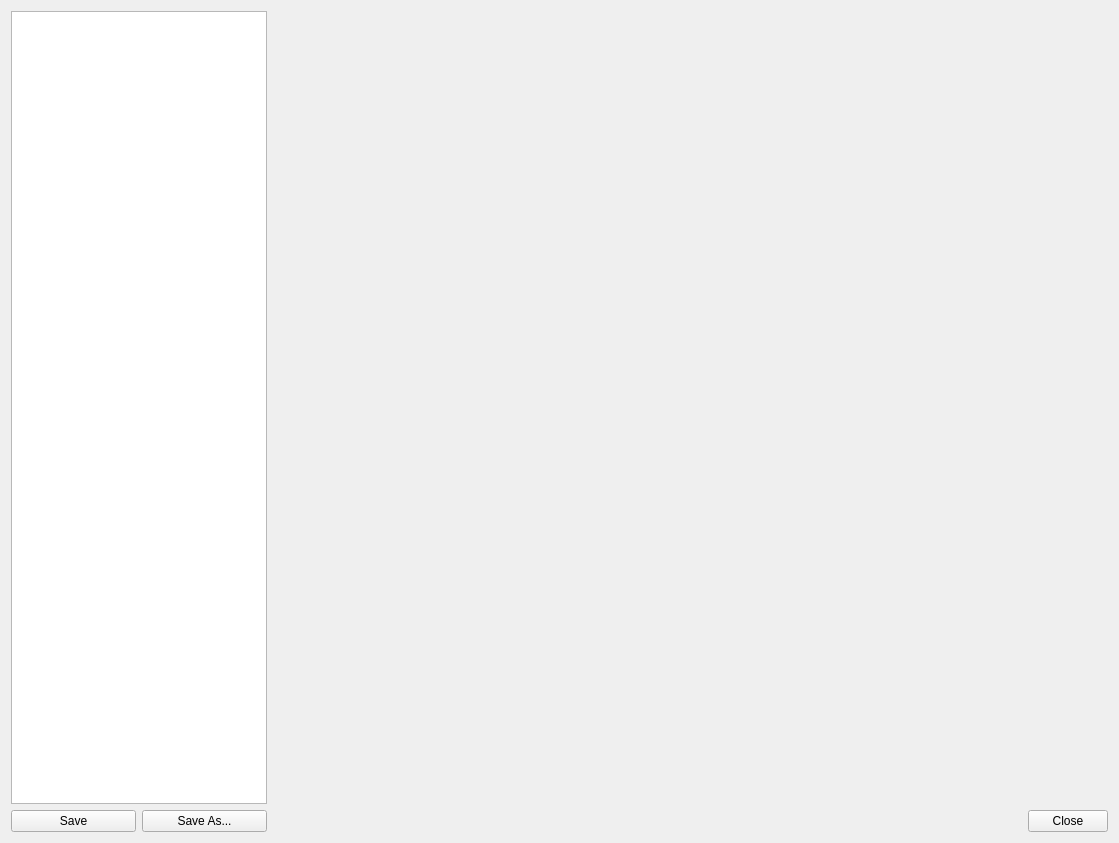
Before: the Qt Designer form src/libs/recorder/ui/studyconfigurationdialog.ui in mannd/epsimulator, drawn with Qt 5.
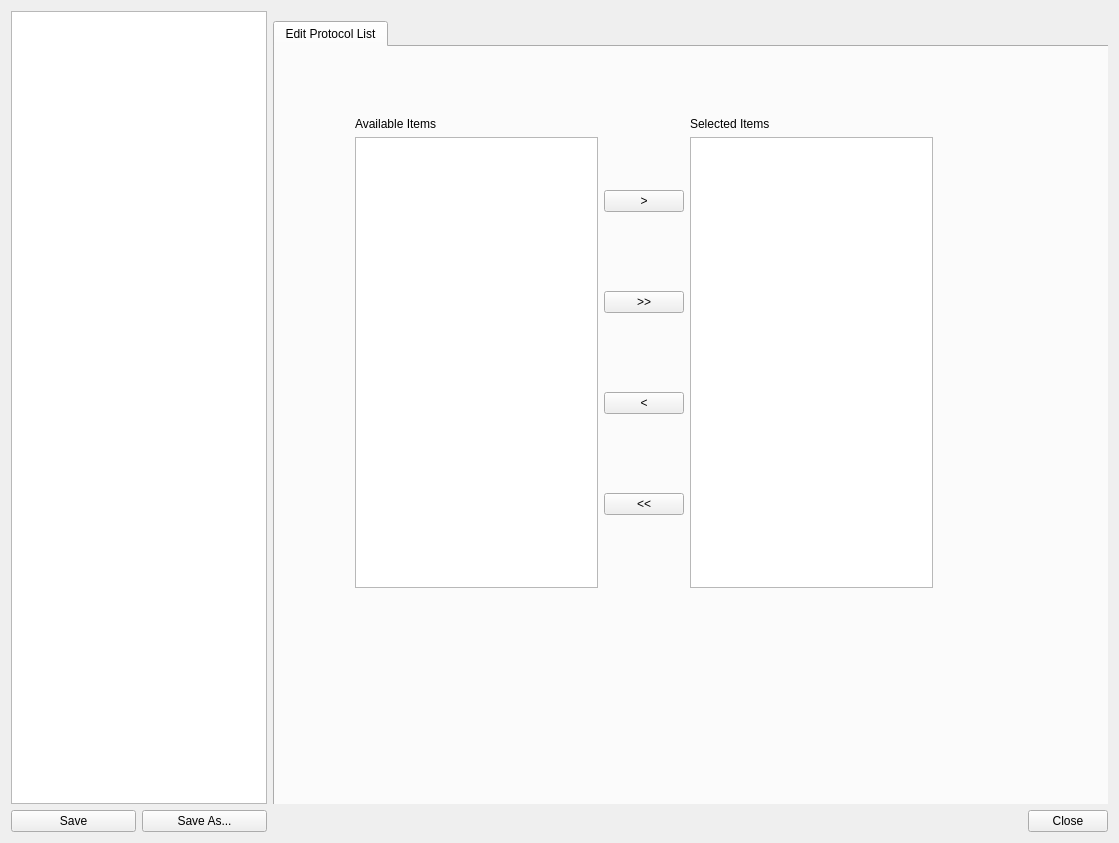
After: the same form once the commit is applied. The open tabs and pages were chosen to show the change.

Commit message: added FocalPoint enum to Protocol class

```diff
--- a/src/libs/recorder/ui/studyconfigurationdialog.ui
+++ b/src/libs/recorder/ui/studyconfigurationdialog.ui
@@ -651,7 +651,111 @@
       </layout>
      </widget>
      <widget class="QWidget" name="measurementsPage"/>
-     <widget class="QWidget" name="protocolListPage"/>
+     <widget class="QWidget" name="protocolListPage">
+      <widget class="QTabWidget" name="tabWidget_2">
+       <property name="geometry">
+        <rect>
+         <x>0</x>
+         <y>10</y>
+         <width>843</width>
+         <height>799</height>
+        </rect>
+       </property>
+       <property name="currentIndex">
+        <number>0</number>
+       </property>
+       <widget class="QWidget" name="tab_3">
+        <attribute name="title">
+         <string>Edit Protocol List</string>
+        </attribute>
+        <widget class="QWidget" name="layoutWidget_2">
+         <property name="geometry">
+          <rect>
+           <x>80</x>
+           <y>70</y>
+           <width>578</width>
+           <height>471</height>
+          </rect>
+         </property>
+         <layout class="QGridLayout" name="gridLayout_8">
+          <item row="0" column="0">
+           <layout class="QHBoxLayout" name="horizontalLayout_5"/>
+          </item>
+          <item row="1" column="0" colspan="2">
+           <layout class="QGridLayout" name="gridLayout_10">
+            <item row="0" column="0">
+             <layout class="QVBoxLayout" name="verticalLayout">
+              <item>
+               <widget class="QLabel" name="label_9">
+                <property name="text">
+                 <string>Available Items</string>
+                </property>
+                <property name="buddy">
+                 <cstring>availableListView</cstring>
+                </property>
+               </widget>
+              </item>
+              <item>
+               <widget class="QListView" name="availableListView"/>
+              </item>
+             </layout>
+            </item>
+            <item row="0" column="1">
+             <layout class="QVBoxLayout" name="verticalLayout_3">
+              <item>
+               <widget class="QPushButton" name="selectPushButton">
+                <property name="text">
+                 <string>&gt;</string>
+                </property>
+               </widget>
+              </item>
+              <item>
+               <widget class="QPushButton" name="selectAllPushButton">
+                <property name="text">
+                 <string>&gt;&gt;</string>
+                </property>
+               </widget>
+              </item>
+              <item>
+               <widget class="QPushButton" name="unselectPushButton">
+                <property name="text">
+                 <string>&lt;</string>
+                </property>
+               </widget>
+              </item>
+              <item>
+               <widget class="QPushButton" name="unselectAllPushButton">
+                <property name="text">
+                 <string>&lt;&lt;</string>
+                </property>
+               </widget>
+              </item>
+             </layout>
+            </item>
+            <item row="0" column="2">
+             <layout class="QVBoxLayout" name="verticalLayout_2">
+              <item>
+               <widget class="QLabel" name="label_10">
+                <property name="text">
+                 <string>Selected Items</string>
+                </property>
+                <property name="buddy">
+                 <cstring>selectedListView</cstring>
+                </property>
+               </widget>
+              </item>
+              <item>
+               <widget class="QListView" name="selectedListView"/>
+              </item>
+             </layout>
+            </item>
+           </layout>
+          </item>
+         </layout>
+        </widget>
+       </widget>
+      </widget>
+     </widget>
      <widget class="QWidget" name="activationAlignmentPage"/>
      <widget class="QWidget" name="mappingPage"/>
     </widget>
```
Left out of the diff: 14 changed lines with no effect on the pictures. The commit also changes 4 other files.
